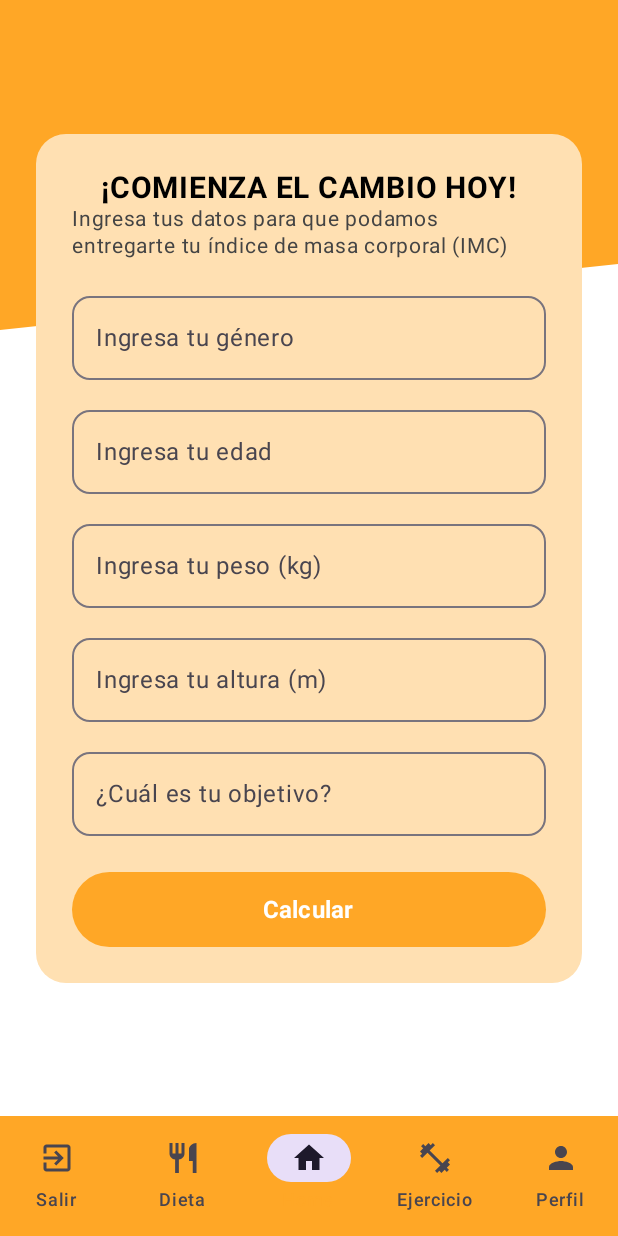
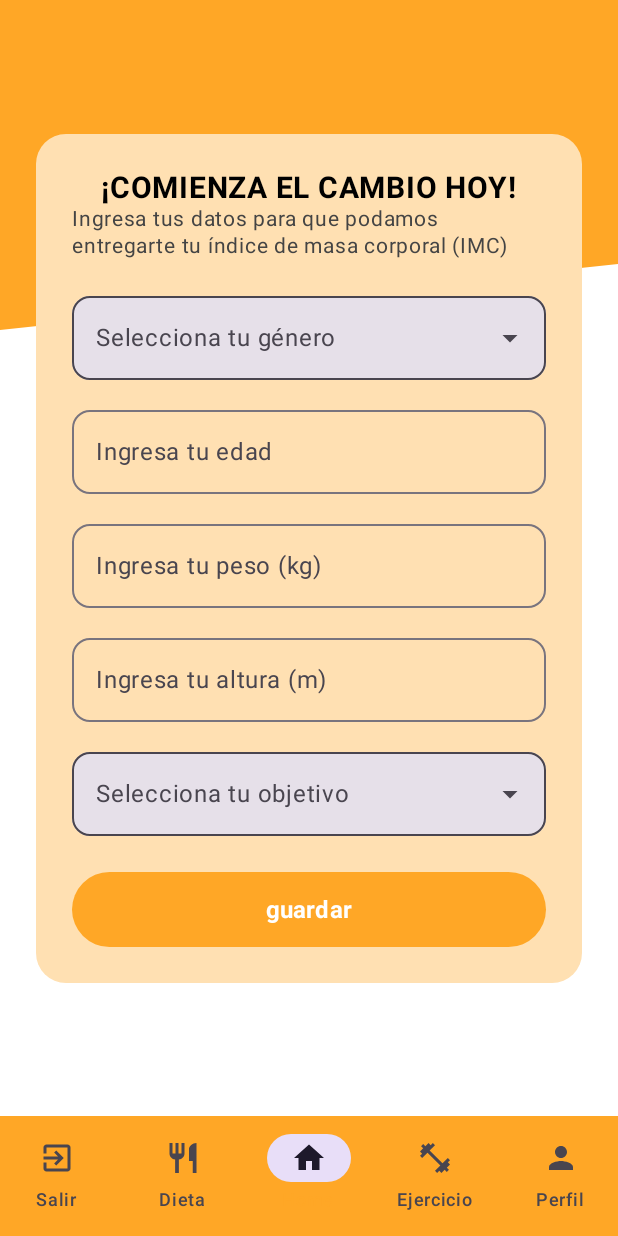
Before and after one commit to Juan-David-Idarraga/GymFix, an Android app built with Jetpack Compose: the HomeScreen screen opened through its navigation route, on a phone screen of 412 x 824 dp. Run offline under Robolectric (Android 15) with nearby library versions, the phone set to English and light mode, and no system bars.

```diff
--- a/app/src/main/java/ui/AppNavigation.kt
+++ b/app/src/main/java/ui/AppNavigation.kt
@@ -5,6 +5,7 @@ import androidx.navigation.compose.NavHost
 import androidx.navigation.compose.composable
 import androidx.navigation.compose.rememberNavController
 import androidx.navigation.NavHostController
+
 
 @Composable
 fun AppNavigation() {
--- a/app/src/main/java/ui/HomeScreen.kt
+++ b/app/src/main/java/ui/HomeScreen.kt
@@ -17,7 +17,15 @@ import androidx.compose.ui.unit.dp
 import androidx.compose.ui.unit.sp
 import androidx.navigation.NavController
 import androidx.navigation.compose.rememberNavController
-import com.example.gymfix.ui.theme.*
+import com.example.gymfix.ui.theme.GymFixTheme
+import com.example.gymfix.ui.theme.Orange
+import com.example.gymfix.ui.theme.White
+import com.example.gymfix.data.ApiClient
+import com.example.gymfix.data.FormClientResponse
+import retrofit2.Call
+import retrofit2.Callback
+import retrofit2.Response
+
 
 @OptIn(ExperimentalMaterial3Api::class)
 @Composable
@@ -32,20 +40,27 @@ fun HomeScreen(
     var altura by remember { mutableStateOf("") }
     var objetivo by remember { mutableStateOf("") }
 
-    val generos = listOf("Masculino", "Femenino")
-    val edades = (10..100).map { "$it años" }
-    val objetivos = listOf("Bajar de peso", "Mantenerme", "Subir masa muscular")
+    val generos = listOf("Hombre", "Mujer")
+    val objetivos = listOf("Bajar de peso", "Mantenerme", "definicion")
+
+    // Controladores expandido o no
+    var generoExpanded by remember { mutableStateOf(false) }
+    var objetivoExpanded by remember { mutableStateOf(false) }
+
+
 
     Scaffold(
         bottomBar = { BottomNavBar(navController, currentRoute) }
     ) { paddingValues ->
+
         Box(
             modifier = Modifier
                 .fillMaxSize()
                 .background(White)
                 .padding(paddingValues)
         ) {
-            // Franja  diagonal naranja
+
+            // Franja diagonal naranja
             Canvas(
                 modifier = Modifier
                     .fillMaxWidth()
@@ -62,7 +77,7 @@ fun HomeScreen(
                 drawPath(path = path, color = Orange)
             }
 
-            //Caja central con inputs
+            // Caja central
             Column(
                 modifier = Modifier
                     .fillMaxWidth()
@@ -73,6 +88,7 @@ fun HomeScreen(
                     .align(Alignment.Center),
                 horizontalAlignment = Alignment.CenterHorizontally
             ) {
+
                 Text(
                     "¡COMIENZA EL CAMBIO HOY!",
                     fontSize = 20.sp,
@@ -87,18 +103,48 @@ fun HomeScreen(
                     lineHeight = 18.sp
                 )
 
-                // Input género
+                // ------------------
+                // COMBOBOX GÉNERO
+                // ------------------
+                ExposedDropdownMenuBox(
+                    expanded = generoExpanded,
+                    onExpandedChange = { generoExpanded = !generoExpanded },
+                    modifier = Modifier.fillMaxWidth()
+                ) {
                     OutlinedTextField(
                         value = genero,
-                    onValueChange = { genero = it },
-                    label = { Text("Ingresa tu género") },
-                    modifier = Modifier.fillMaxWidth(),
-                    shape = RoundedCornerShape(12.dp)
+                        onValueChange = {},
+                        readOnly = true,
+                        label = { Text("Selecciona tu género") },
+                        trailingIcon = {
+                            ExposedDropdownMenuDefaults.TrailingIcon(expanded = generoExpanded)
+                        },
+                        modifier = Modifier
+                            .menuAnchor()
+                            .fillMaxWidth(),
+                        shape = RoundedCornerShape(12.dp),
+                        colors = ExposedDropdownMenuDefaults.textFieldColors()
                     )
+
+                    ExposedDropdownMenu(
+                        expanded = generoExpanded,
+                        onDismissRequest = { generoExpanded = false }
+                    ) {
+                        generos.forEach { opcion ->
+                            DropdownMenuItem(
+                                text = { Text(opcion) },
+                                onClick = {
+                                    genero = opcion
+                                    generoExpanded = false
+                                }
+                            )
+                        }
+                    }
+                }
 
                 Spacer(Modifier.height(12.dp))
 
-                // Input edad
+                // Edad input
                 OutlinedTextField(
                     value = edad,
                     onValueChange = { edad = it },
@@ -109,7 +155,7 @@ fun HomeScreen(
 
                 Spacer(Modifier.height(12.dp))
 
-                // Input peso
+                // Peso
                 OutlinedTextField(
                     value = peso,
                     onValueChange = { peso = it },
@@ -120,7 +166,7 @@ fun HomeScreen(
 
                 Spacer(Modifier.height(12.dp))
 
-                // Input altura
+                // Altura
                 OutlinedTextField(
                     value = altura,
                     onValueChange = { altura = it },
@@ -131,18 +177,48 @@ fun HomeScreen(
 
                 Spacer(Modifier.height(12.dp))
 
-                // Input objetivo
+                // ------------------
+                // COMBOBOX OBJETIVO
+                // ------------------
+                ExposedDropdownMenuBox(
+                    expanded = objetivoExpanded,
+                    onExpandedChange = { objetivoExpanded = !objetivoExpanded },
+                    modifier = Modifier.fillMaxWidth()
+                ) {
                     OutlinedTextField(
                         value = objetivo,
-                    onValueChange = { objetivo = it },
-                    label = { Text("¿Cuál es tu objetivo?") },
-                    modifier = Modifier.fillMaxWidth(),
-                    shape = RoundedCornerShape(12.dp)
+                        onValueChange = {},
+                        readOnly = true,
+                        label = { Text("Selecciona tu objetivo") },
+                        trailingIcon = {
+                            ExposedDropdownMenuDefaults.TrailingIcon(expanded = objetivoExpanded)
+                        },
+                        modifier = Modifier
+                            .menuAnchor()
+                            .fillMaxWidth(),
+                        shape = RoundedCornerShape(12.dp),
+                        colors = ExposedDropdownMenuDefaults.textFieldColors()
                     )
+
+                    ExposedDropdownMenu(
+                        expanded = objetivoExpanded,
+                        onDismissRequest = { objetivoExpanded = false }
+                    ) {
+                        objetivos.forEach { opcion ->
+                            DropdownMenuItem(
+                                text = { Text(opcion) },
+                                onClick = {
+                                    objetivo = opcion
+                                    objetivoExpanded = false
+                                }
+                            )
+                        }
+                    }
+                }
 
                 Spacer(Modifier.height(24.dp))
 
-                // Botón Calcular
+                // Botón guardar
                 Button(
                     onClick = { onContinueClick() },
                     modifier = Modifier
@@ -151,7 +227,7 @@ fun HomeScreen(
                     shape = RoundedCornerShape(50),
                     colors = ButtonDefaults.buttonColors(containerColor = Orange)
                 ) {
-                    Text("Calcular", color = White, fontSize = 16.sp, fontWeight = FontWeight.Bold)
+                    Text("guardar", color = White, fontSize = 16.sp, fontWeight = FontWeight.Bold)
                 }
             }
         }
```
Also changed, not shown: app/src/main/java/data/Api.kt (+25 -5 lines), app/src/main/java/ui/DietScreen.kt (+9 -2 lines), app/src/main/java/ui/ExerciseScreen.kt (+13 -2 lines), app/src/main/java/ui/LoginScreen.kt (+41 -25 lines), app/src/main/java/ui/ProfileScreen.kt (+9 -0 lines), app/src/main/java/ui/RecoverScreen.kt (+9 -0 lines), 1 other file. Lines whose indentation alone changed are shown as unchanged.
